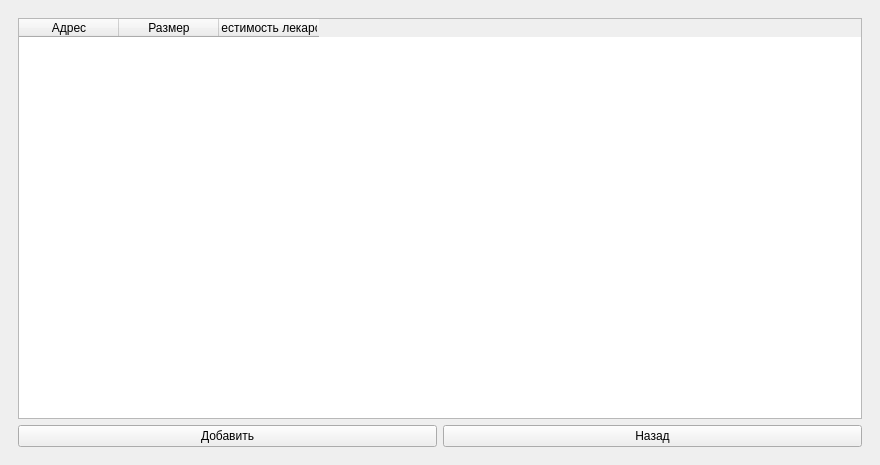
Old version of the form mainwindow.ui in the repository Toxicattack4up/AptekaService.
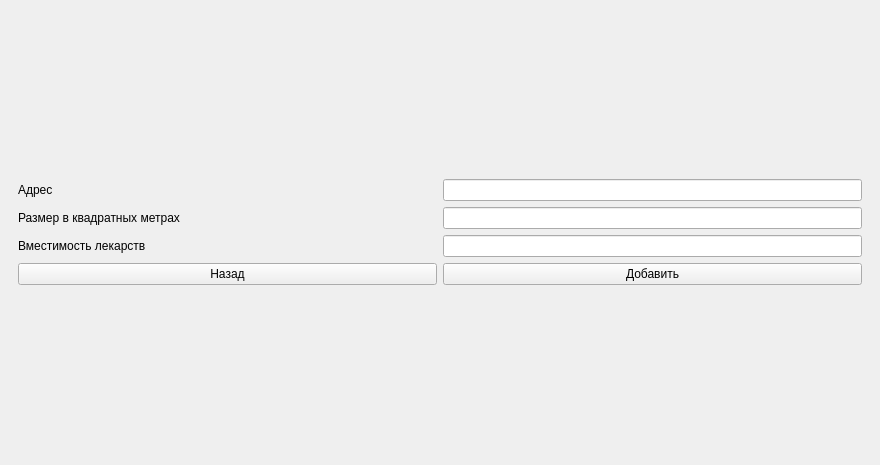
New version of the form.

Commit message: Добавление аптеки

Diff of the .ui file:
```diff
--- a/mainwindow.ui
+++ b/mainwindow.ui
@@ -24,7 +24,7 @@
     <item row="0" column="0">
      <widget class="QStackedWidget" name="stackedWidget">
       <property name="currentIndex">
-       <number>2</number>
+       <number>3</number>
       </property>
       <widget class="QWidget" name="page">
        <layout class="QGridLayout" name="gridLayout_3">
@@ -233,6 +233,79 @@
         </item>
        </layout>
       </widget>
+      <widget class="QWidget" name="page_4">
+       <layout class="QGridLayout" name="gridLayout_11">
+        <item row="0" column="0">
+         <layout class="QGridLayout" name="gridLayout_10">
+          <item row="2" column="0">
+           <widget class="QLabel" name="coutItems_label">
+            <property name="text">
+             <string>Вместимость лекарств</string>
+            </property>
+           </widget>
+          </item>
+          <item row="0" column="0">
+           <widget class="QLabel" name="adress_label">
+            <property name="text">
+             <string>Адрес</string>
+            </property>
+           </widget>
+          </item>
+          <item row="2" column="1">
+           <widget class="QLineEdit" name="countItems_">
+            <property name="sizePolicy">
+             <sizepolicy hsizetype="Preferred" vsizetype="Fixed">
+              <horstretch>0</horstretch>
+              <verstretch>0</verstretch>
+             </sizepolicy>
+            </property>
+           </widget>
+          </item>
+          <item row="1" column="0">
+           <widget class="QLabel" name="square_label">
+            <property name="text">
+             <string>Размер в квадратных метрах</string>
+            </property>
+           </widget>
+          </item>
+          <item row="0" column="1">
+           <widget class="QLineEdit" name="adress_lineEdit">
+            <property name="sizePolicy">
+             <sizepolicy hsizetype="Preferred" vsizetype="Fixed">
+              <horstretch>0</horstretch>
+              <verstretch>0</verstretch>
+             </sizepolicy>
+            </property>
+           </widget>
+          </item>
+          <item row="1" column="1">
+           <widget class="QLineEdit" name="square_lineEdit">
+            <property name="sizePolicy">
+             <sizepolicy hsizetype="Preferred" vsizetype="Fixed">
+              <horstretch>0</horstretch>
+              <verstretch>0</verstretch>
+             </sizepolicy>
+            </property>
+           </widget>
+          </item>
+          <item row="3" column="0">
+           <widget class="QPushButton" name="back_pushButton_3">
+            <property name="text">
+             <string>Назад</string>
+            </property>
+           </widget>
+          </item>
+          <item row="3" column="1">
+           <widget class="QPushButton" name="pushButton_2">
+            <property name="text">
+             <string>Добавить</string>
+            </property>
+           </widget>
+          </item>
+         </layout>
+        </item>
+       </layout>
+      </widget>
       <widget class="QWidget" name="page_3">
        <layout class="QGridLayout" name="gridLayout_9">
         <item row="0" column="0">
```
